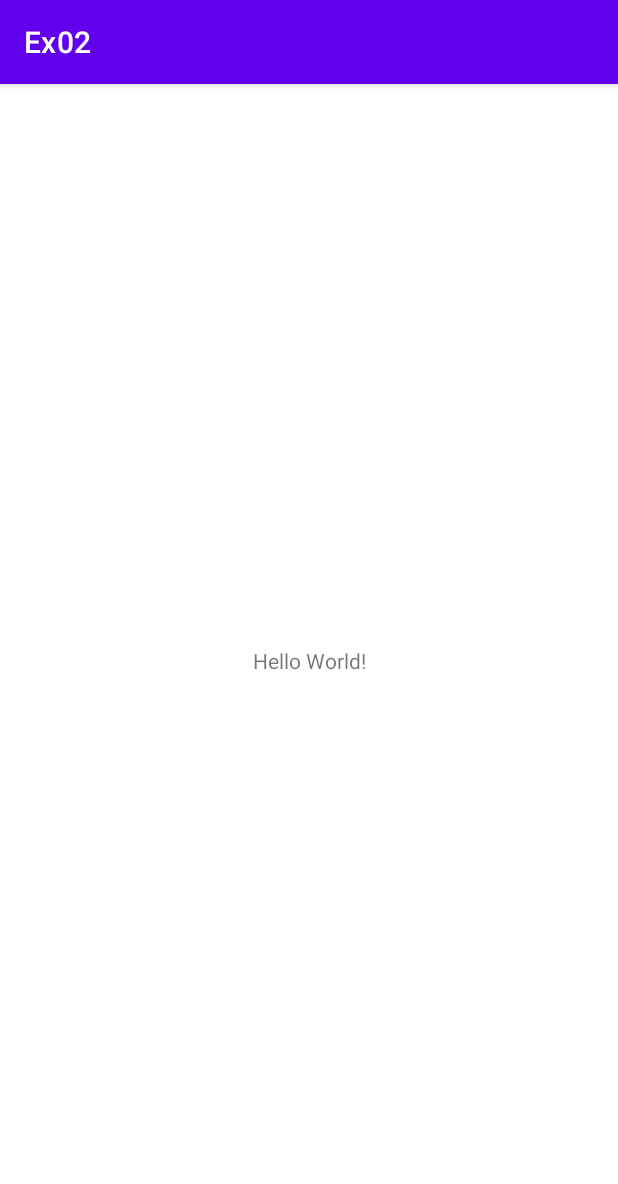
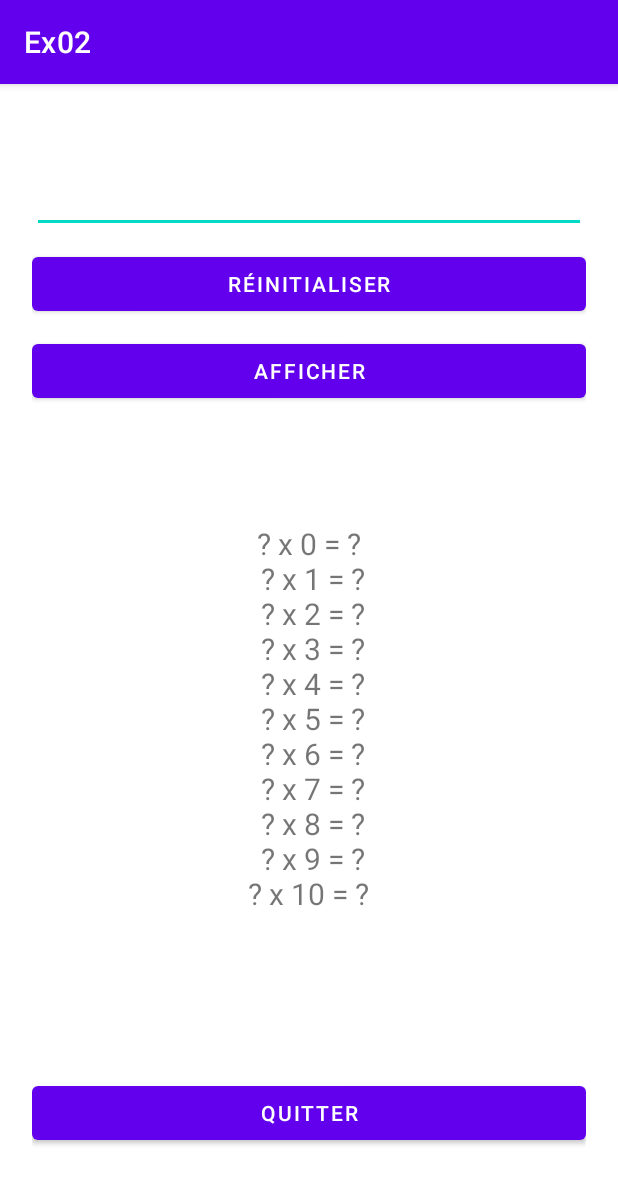
Before and after one commit to hamzaft1/Ex02, an Android app: the screen it shows after launch (MainActivity), on a phone screen of 412 x 824 dp. Shown: the top 1184 px of the screen. Run offline under Robolectric (Android 15) with nearby library versions, the phone set to English and light mode, and no system bars.

Commit message:
add buttons & layout

```diff
--- a/app/src/main/res/layout/activity_main.xml
+++ b/app/src/main/res/layout/activity_main.xml
@@ -4,15 +4,79 @@
     xmlns:tools="http://schemas.android.com/tools"
     android:layout_width="match_parent"
     android:layout_height="match_parent"
+    android:padding="32px"
     tools:context=".MainActivity">
+
+    <Button
+        android:id="@+id/btnAfficher"
+        android:layout_width="0dp"
+        android:layout_height="wrap_content"
+        android:layout_marginTop="10dp"
+        android:text="Afficher"
+        app:layout_constraintEnd_toEndOf="parent"
+        app:layout_constraintHorizontal_bias="0.333"
+        app:layout_constraintStart_toStartOf="parent"
+        app:layout_constraintTop_toBottomOf="@+id/btnReinitialiser" />
 
     <TextView
         android:layout_width="wrap_content"
         android:layout_height="wrap_content"
-        android:text="Hello World!"
+        android:gravity="center"
+        android:maxLines="11"
+        android:text="\? x 0 = ?\n
+\? x 1 = ?\n
+\? x 2 = ?\n
+\? x 3 = ?\n
+\? x 4 = ?\n
+\? x 5 = ?\n
+\? x 6 = ?\n
+\? x 7 = ?\n
+\? x 8 = ?\n
+\? x 9 = ?\n
+\? x 10 = ?\n"
+        android:textSize="20dp"
+        app:layout_constraintBottom_toTopOf="@+id/btnQuitter"
+        app:layout_constraintEnd_toEndOf="parent"
+        app:layout_constraintStart_toStartOf="parent"
+        app:layout_constraintTop_toBottomOf="@+id/btnAfficher"
+        app:layout_constraintVertical_bias="0.412" />
+
+    <Button
+        android:id="@+id/btnReinitialiser"
+        android:layout_width="0dp"
+        android:layout_height="wrap_content"
+        android:layout_marginTop="10dp"
+        android:text="Réinitialiser"
+        app:layout_constraintEnd_toEndOf="parent"
+        app:layout_constraintHorizontal_bias="0.666"
+        app:layout_constraintStart_toStartOf="parent"
+        app:layout_constraintTop_toBottomOf="@+id/result" />
+
+    <Button
+        android:id="@+id/btnQuitter"
+        android:layout_width="0dp"
+        android:layout_height="wrap_content"
+        android:layout_marginTop="468dp"
+        android:text="Quitter"
         app:layout_constraintBottom_toBottomOf="parent"
         app:layout_constraintEnd_toEndOf="parent"
+        app:layout_constraintHorizontal_bias="0.666"
         app:layout_constraintStart_toStartOf="parent"
-        app:layout_constraintTop_toTopOf="parent" />
+        app:layout_constraintTop_toBottomOf="@+id/btnReinitialiser" />
+
+    <EditText
+        android:id="@+id/result"
+        android:layout_width="0dp"
+        android:layout_height="wrap_content"
+        android:layout_marginTop="30dp"
+        android:ems="10"
+        android:gravity="center"
+        android:inputType="number"
+        android:minHeight="48dp"
+        app:layout_constraintBottom_toTopOf="@+id/btnReinitialiser"
+        app:layout_constraintEnd_toEndOf="parent"
+        app:layout_constraintStart_toStartOf="parent"
+        app:layout_constraintTop_toTopOf="parent"
+        tools:ignore="SpeakableTextPresentCheck,SpeakableTextPresentCheck" />
 
 </androidx.constraintlayout.widget.ConstraintLayout>
```
